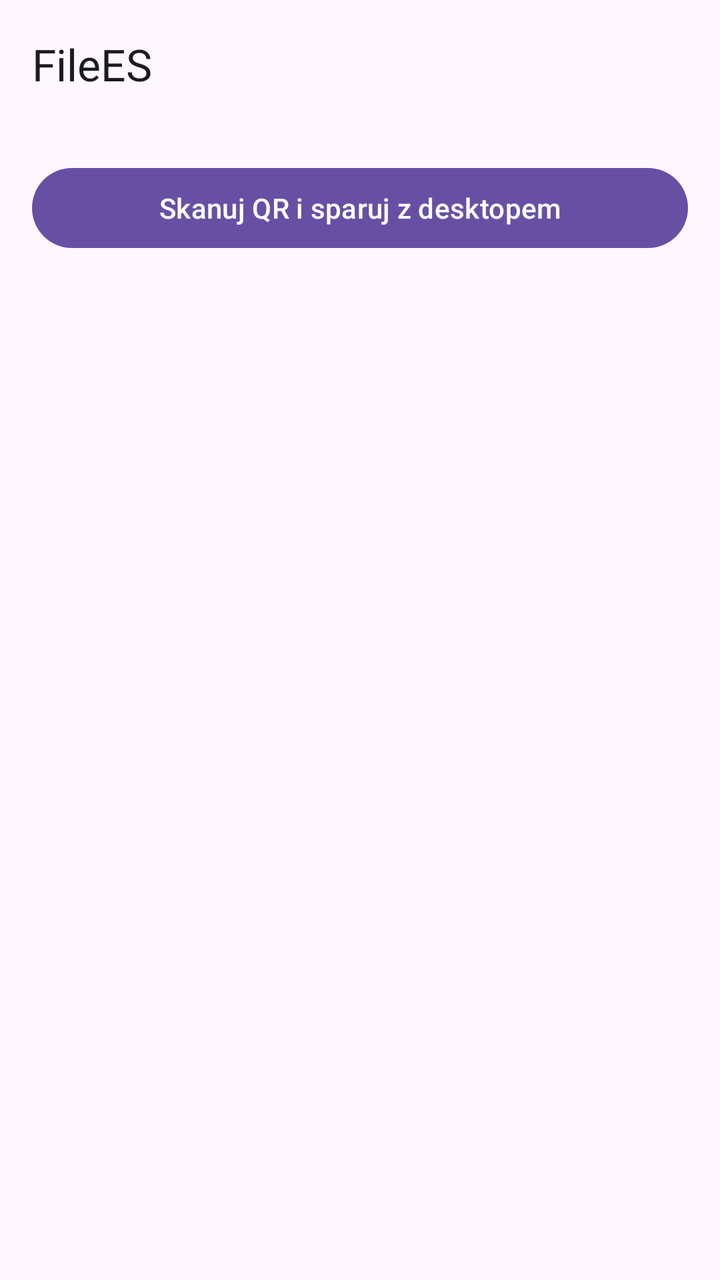
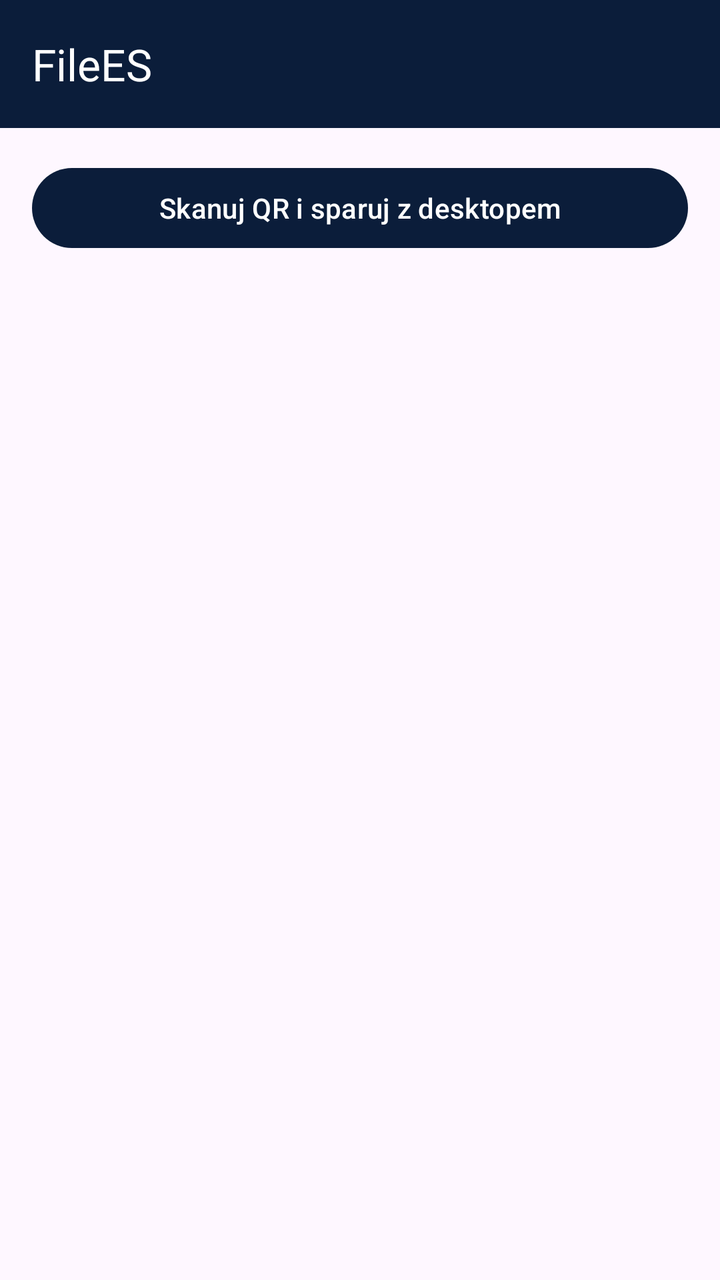

Two renders of the same Android screen: before a commit and after it. Below are the layout's source before the change and the commit's diff.
<!-- AndroidManifest.xml: application theme Theme.Filees -->
<!-- res/layout/activity_main.xml -->
<?xml version="1.0" encoding="utf-8"?>
<FrameLayout xmlns:android="http://schemas.android.com/apk/res/android"
    xmlns:app="http://schemas.android.com/apk/res-auto"
    android:layout_width="match_parent"
    android:layout_height="match_parent">

    <LinearLayout
        android:layout_width="match_parent"
        android:layout_height="match_parent"
        android:orientation="vertical">

        <com.google.android.material.appbar.MaterialToolbar
            android:id="@+id/toolbar"
            android:layout_width="match_parent"
            android:layout_height="wrap_content"
            android:background="?attr/colorSurface"
            app:title="@string/app_name" />

        <LinearLayout
            android:id="@+id/panelUnpaired"
            android:layout_width="match_parent"
            android:layout_height="wrap_content"
            android:orientation="vertical"
            android:padding="16dp">

            <com.google.android.material.button.MaterialButton
                android:id="@+id/buttonScanQr"
                android:layout_width="match_parent"
                android:layout_height="wrap_content"
                android:text="@string/action_scan_qr" />
        </LinearLayout>

        <androidx.recyclerview.widget.RecyclerView
            android:id="@+id/recyclerBrowse"
            android:layout_width="match_parent"
            android:layout_height="0dp"
            android:layout_weight="1"
            android:clipToPadding="false"
            android:paddingStart="16dp"
            android:paddingEnd="16dp"
            android:paddingBottom="88dp"
            android:visibility="gone" />
    </LinearLayout>

    <com.google.android.material.floatingactionbutton.ExtendedFloatingActionButton
        android:id="@+id/buttonAdd"
        android:layout_width="wrap_content"
        android:layout_height="wrap_content"
        android:layout_gravity="bottom|end"
        android:layout_margin="16dp"
        android:text="@string/action_add"
        android:visibility="gone"
        app:icon="@drawable/ic_file" />

    <LinearLayout
        android:id="@+id/overlayBusy"
        android:layout_width="match_parent"
        android:layout_height="match_parent"
        android:background="#CCFFFFFF"
        android:gravity="center"
        android:orientation="vertical"
        android:visibility="gone">

        <ProgressBar
            android:layout_width="wrap_content"
            android:layout_height="wrap_content" />

        <TextView
            android:id="@+id/textBusy"
            android:layout_width="wrap_content"
            android:layout_height="wrap_content"
            android:layout_marginTop="12dp"
            android:text="@string/status_sending" />
    </LinearLayout>
</FrameLayout>
<!-- resources referenced by this layout -->
<resources>
  <!-- drawable ic_file (drawable) -->
  <?xml version="1.0" encoding="utf-8"?>
  <vector xmlns:android="http://schemas.android.com/apk/res/android"
      android:width="40dp"
      android:height="40dp"
      android:viewportWidth="40"
      android:viewportHeight="40">
      <path
          android:fillColor="#0B1D3A"
          android:pathData="M10,4h14l8,8v22c0,1.1 -0.9,2 -2,2H10c-1.1,0 -2,-0.9 -2,-2V6c0,-1.1 0.9,-2 2,-2z" />
      <path
          android:fillColor="#FF6A00"
          android:pathData="M24,4v8h8" />
  </vector>
  <string name="action_add">Dodaj</string>
  <string name="action_scan_qr">Skanuj QR i sparuj z desktopem</string>
  <string name="app_name">FileES</string>
  <string name="status_sending">Wysyłanie…</string>
  <style name="Theme.Filees" parent="Theme.Material3.DayNight.NoActionBar" />
</resources>

<!-- the commit's change to res/layout/activity_main.xml (unified diff, before → after) -->
@@ -13,8 +13,13 @@
             android:id="@+id/toolbar"
             android:layout_width="match_parent"
             android:layout_height="wrap_content"
-            android:background="?attr/colorSurface"
-            app:title="@string/app_name" />
+            android:background="@color/filees_navy"
+            android:minHeight="?attr/actionBarSize"
+            app:title="@string/app_name"
+            app:titleTextColor="@color/filees_white"
+            app:navigationIconTint="@color/filees_white"
+            app:subtitleTextColor="@color/filees_white"
+            app:itemIconTint="@color/filees_white" />
 
         <LinearLayout
             android:id="@+id/panelUnpaired"
@@ -70,6 +75,10 @@
             android:layout_width="wrap_content"
             android:layout_height="wrap_content"
             android:layout_marginTop="12dp"
+            android:paddingStart="24dp"
+            android:paddingEnd="24dp"
+            android:gravity="center"
+            android:textAlignment="center"
             android:text="@string/status_sending" />
     </LinearLayout>
 </FrameLayout>
<!-- resource entries referenced after the edit -->
@@ -1,5 +1,7 @@
 <!-- resources referenced by this layout -->
 <resources>
+  <color name="filees_navy">#0B1D3A</color>
+  <color name="filees_white">#FFFFFF</color>
   <!-- drawable ic_file (drawable) -->
   <?xml version="1.0" encoding="utf-8"?>
   <vector xmlns:android="http://schemas.android.com/apk/res/android"
@@ -18,6 +20,14 @@
   <string name="action_scan_qr">Skanuj QR i sparuj z desktopem</string>
   <string name="app_name">FileES</string>
   <string name="status_sending">Wysyłanie…</string>
-  <style name="Theme.Filees" parent="Theme.Material3.DayNight.NoActionBar" />
+  <style name="Theme.Filees" parent="Theme.Material3.DayNight.NoActionBar">
+          <item name="android:statusBarColor">@color/filees_navy</item>
+          <item name="android:navigationBarColor">@color/filees_navy</item>
+          <item name="android:windowLightStatusBar">false</item>
+          <item name="colorPrimary">@color/filees_navy</item>
+          <item name="colorPrimaryContainer">@color/filees_navy</item>
+          <item name="colorOnPrimary">@color/filees_white</item>
+          <item name="actionMenuTextColor">@color/filees_white</item>
+      </style>
 </resources>
 
